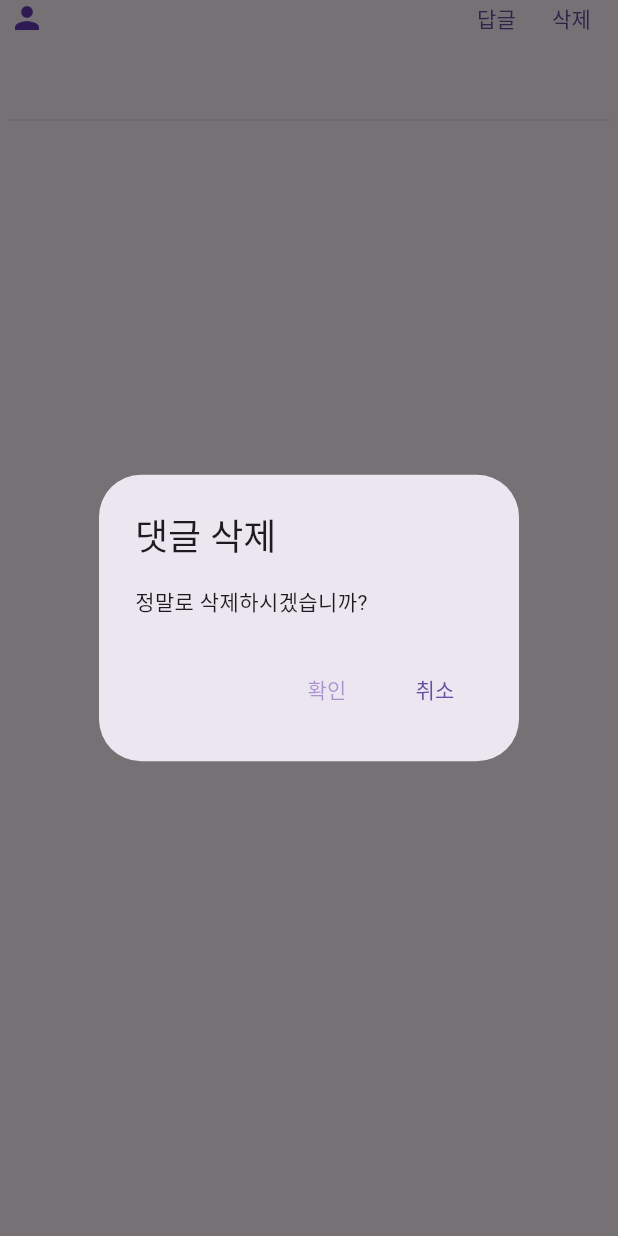
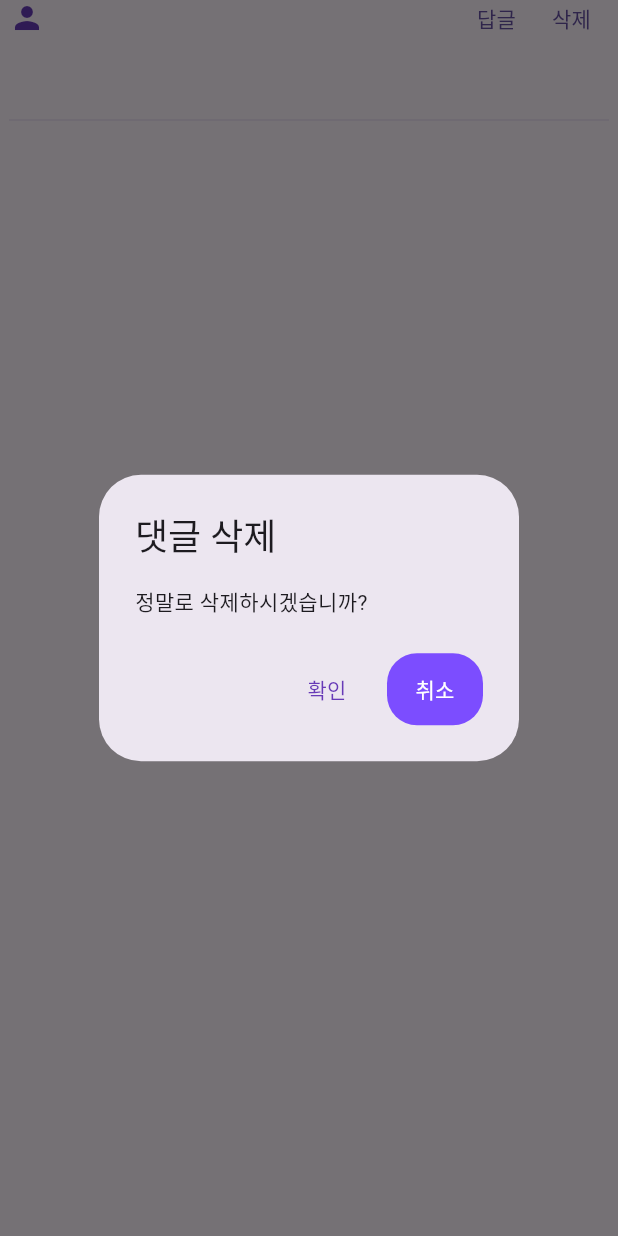
Before and after one commit to ETK-Hongik-Project/etk-web, a Flutter app: the CommentBox widget shown alone on an empty page, opened directly with empty values, after a tap on "삭제", on a phone screen of 412 x 824 dp. Run offline on Flutter 3.47's test engine with Material 3 defaults, Android fonts, the light colour scheme and no system bars; our stand-ins replace camera, logger, shared_preferences; accounts and stored records are empty; network calls fail.

Commit message:
Refactor: 디자인 수정

```diff
--- a/lib/widgets/community/comment/comment_box.dart
+++ b/lib/widgets/community/comment/comment_box.dart
@@ -23,23 +23,33 @@ class CommentBox extends StatelessWidget {
           content: const Text('정말로 삭제하시겠습니까?'),
           actions: <Widget>[
             TextButton(
-              child: Text(
+              child: const Text(
                 '확인',
                 style: TextStyle(
-                  color: Colors.deepPurple.withOpacity(0.5),
+                  color: Colors.deepPurple,
                 ),
               ),
               onPressed: () {
+                // 실제 댓글 삭제 로직 구현 ..
                 Navigator.of(context).pop(); // 팝업 닫기
               },
             ),
-            TextButton(
-              child: const Text('취소'),
-              onPressed: () {
-                // 여기에 실제 삭제 로직 추가
-                print("댓글 삭제");
-                Navigator.of(context).pop(); // 팝업 닫기
-              },
+            Container(
+              decoration: BoxDecoration(
+                color: Colors.deepPurpleAccent,
+                borderRadius: BorderRadius.circular(20),
+              ),
+              child: TextButton(
+                child: const Text(
+                  '취소',
+                  style: TextStyle(
+                    color: Colors.white,
+                  ),
+                ),
+                onPressed: () {
+                  Navigator.of(context).pop(); // 팝업 닫기
+                },
+              ),
             ),
           ],
         );
```
